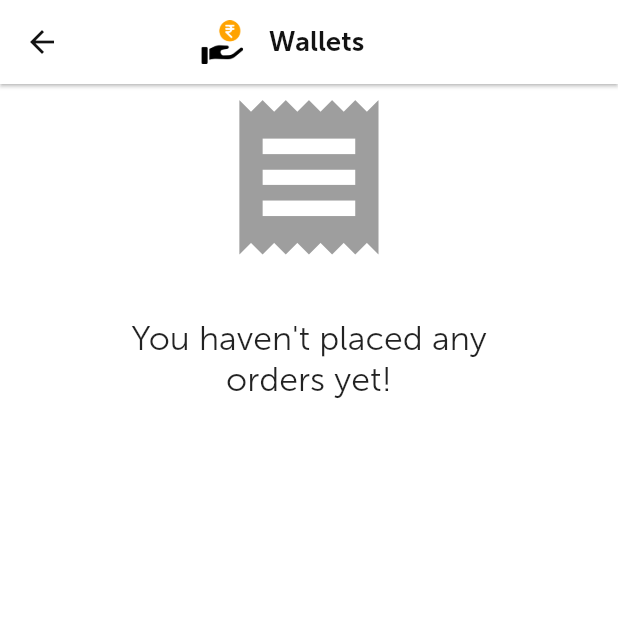
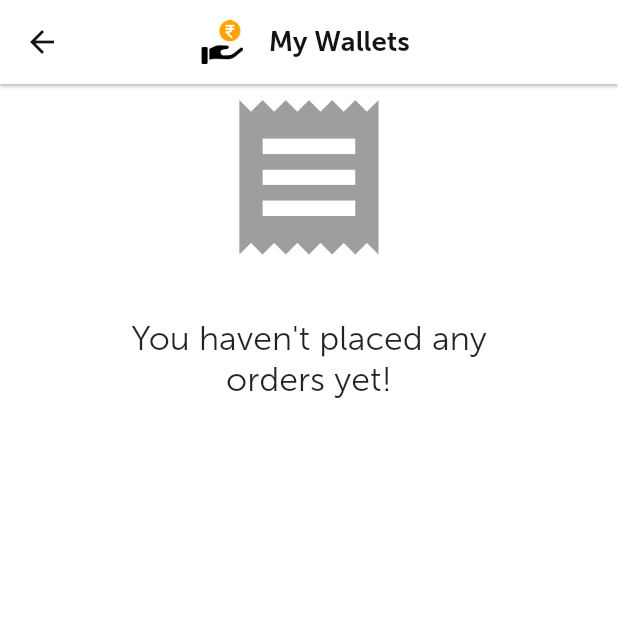
Before and after one commit to Manav5606/rpt, a Flutter app: the WalletScreen screen opened by its route, on a phone screen of 412 x 824 dp, the top half of it. Run offline on Flutter 3.47's test engine with Material 2 defaults, Android fonts, the phone set to English and light mode, and no system bars; our stand-ins replace awesome_dialog, badges, bubble, buttons_tabbar, cached_network_image, camera and 42 more; missing offline and left inert: dart:ffi, flutter_share_me, freshchat_sdk, geocode, google_place, razorpay_flutter and 2 more; accounts and stored records are empty; network calls fail; statements that could not run were skipped.

Commit message:
Updating Wallet cards

```diff
--- a/lib/app/ui/pages/my_wallet/wallet_screen.dart
+++ b/lib/app/ui/pages/my_wallet/wallet_screen.dart
@@ -54,7 +54,7 @@ class WalletScreen extends GetView<MyWalletController> {
               SizedBox(
                 width: 4.w,
               ),
-              Text("Wallets",
+              Text("My Wallets",
                   style: TextStyle(
                     fontFamily: 'MuseoSans',
                     color: AppConst.black,
@@ -95,20 +95,20 @@ class WalletScreen extends GetView<MyWalletController> {
                               : Column(
                                   children: [
                                     Padding(
-                                      padding: EdgeInsets.symmetric(
-                                          vertical: 1.h, horizontal: 2.w),
-                                      child: Text(
-                                          "List of all available stores with their wallets are given below. ",
-                                          style: TextStyle(
-                                            fontFamily: 'MuseoSans',
-                                            color: AppConst.black,
-                                            fontSize:
-                                                SizeUtils.horizontalBlockSize *
-                                                    4,
-                                            fontWeight: FontWeight.w300,
-                                            fontStyle: FontStyle.normal,
-                                          )),
-                                    ),
+                                        padding: EdgeInsets.symmetric(
+                                            vertical: 1.h, horizontal: 2.w)),
+                                    //   child: Text(
+                                    //       "List of all available stores with their wallets are given below. ",
+                                    //       style: TextStyle(
+                                    //         fontFamily: 'MuseoSans',
+                                    //         color: AppConst.black,
+                                    //         fontSize:
+                                    //             SizeUtils.horizontalBlockSize *
+                                    //                 4,
+                                    //         fontWeight: FontWeight.w300,
+                                    //         fontStyle: FontStyle.normal,
+                                    //       )),
+                                    // ),
                                     Obx(
                                       () => ListView.separated(
                                         shrinkWrap: true,
@@ -166,14 +166,20 @@ class WalletScreen extends GetView<MyWalletController> {
                                                           .myWalletModel
                                                           .value
                                                           ?.data?[index]
-                                                          .welcomeOfferAmount ??
+                                                          .welcomeOffer ??
                                                       0,
-                                                  Balance: controller
-                                                          .myWalletModel
-                                                          .value
-                                                          ?.data?[index]
-                                                          .earnedCashback ??
-                                                      0),
+                                                  Balance: (controller
+                                                              .myWalletModel
+                                                              .value
+                                                              ?.data?[index]
+                                                              .earnedCashback ??
+                                                          0) +
+                                                      (controller
+                                                              .myWalletModel
+                                                              .value
+                                                              ?.data?[index]
+                                                              .welcomeOfferAmount ??
+                                                          0)),
                                               //  Padding(
                                               //   padding: EdgeInsets.symmetric(
                                               //       horizontal: 2.w, vertical: 2.h),
```
Also changed, not shown: lib/screens/wallet/loyaltyCardList.dart (+5 -2 lines).
